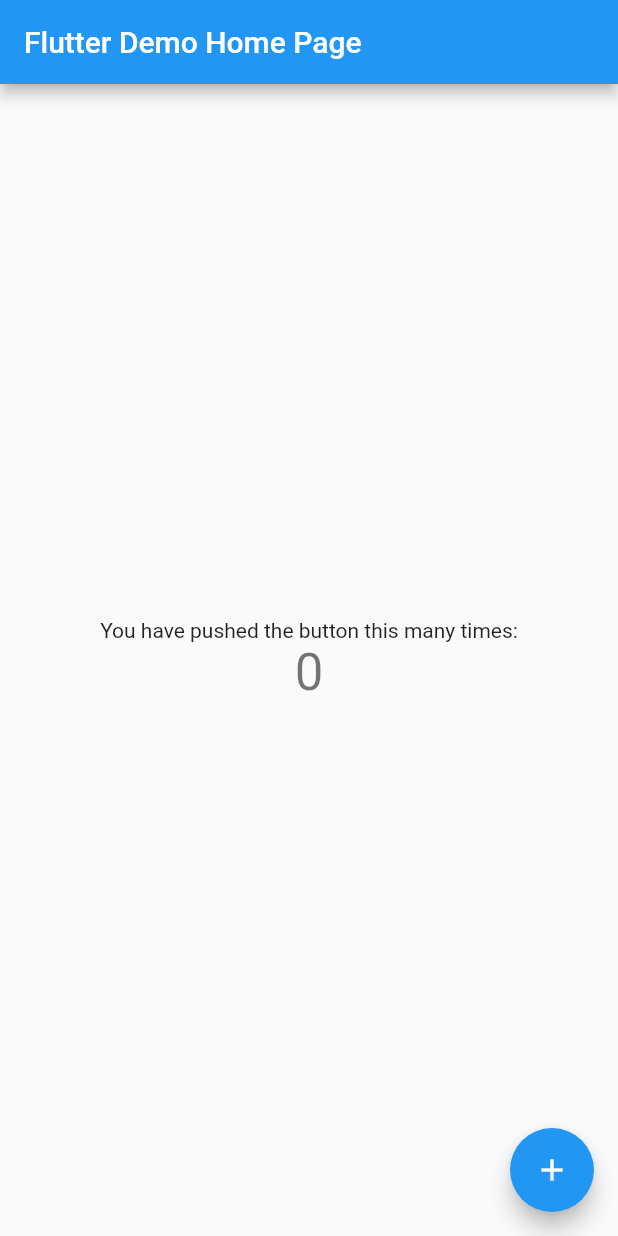
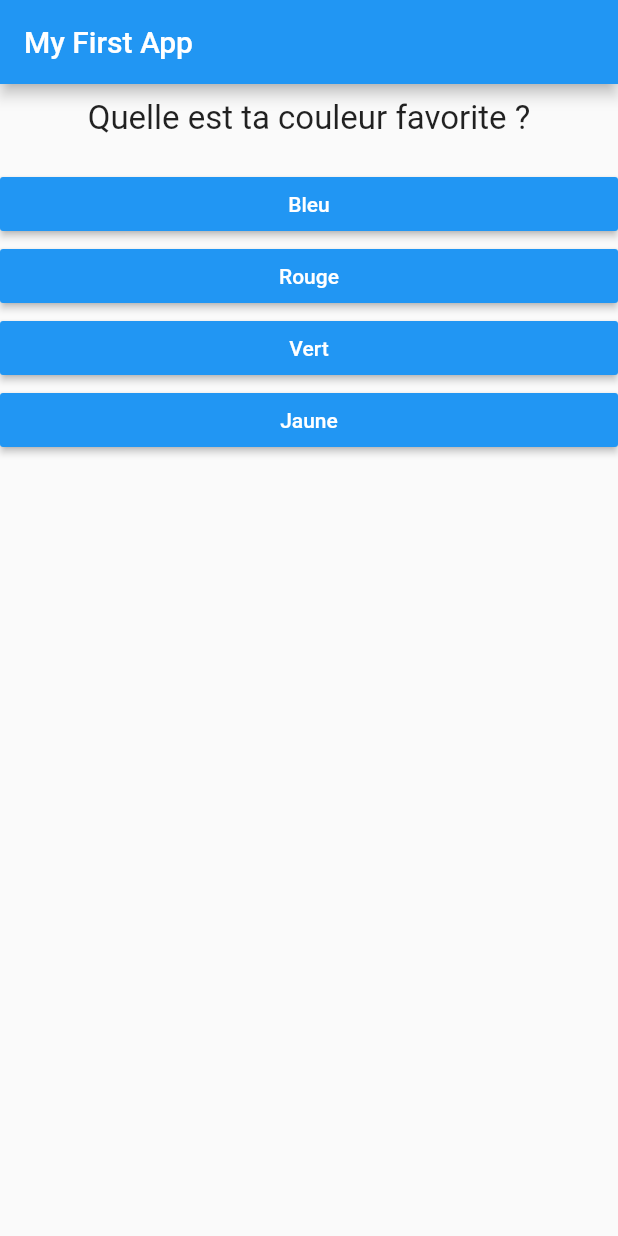
Before and after one commit to MrzAtn/flutter, a Flutter app: the screen it shows after launch, on a phone screen of 412 x 824 dp. Run offline on Flutter 3.47's test engine with Material 2 defaults, Android fonts, the phone set to English and light mode, and no system bars.

Commit message:
first part done

```diff
--- /dev/null
+++ b/flutter_complete_guide/lib/answer.dart
@@ -0,0 +1,21 @@
+import 'package:flutter/material.dart';
+
+class Answer extends StatelessWidget {
+  final Function selectHandler;
+  final String answerText;
+
+  Answer(this.selectHandler, this.answerText);
+
+  @override
+  Widget build(BuildContext context) {
+    return Container(
+      width: double.infinity,
+      child: RaisedButton(
+        color: Colors.blue,
+        textColor: Colors.white,
+        child: Text(answerText),
+        onPressed: selectHandler,
+      ),
+    );
+  }
+}
--- a/flutter_complete_guide/lib/main.dart
+++ b/flutter_complete_guide/lib/main.dart
@@ -1,114 +1,86 @@
-// @dart=2.9
 import 'package:flutter/material.dart';
+
+import './quizz.dart';
+import './result.dart';
 
 void main() {
   runApp(MyApp());
 }
 
-class MyApp extends StatelessWidget {
-  // This widget is the root of your application.
+class MyApp extends StatefulWidget {
   @override
-  Widget build(BuildContext context) {
-    return MaterialApp(
-      title: 'Flutter Demo',
-      theme: ThemeData(
-        // This is the theme of your application.
-        //
-        // Try running your application with "flutter run". You'll see the
-        // application has a blue toolbar. Then, without quitting the app, try
-        // changing the primarySwatch below to Colors.green and then invoke
-        // "hot reload" (press "r" in the console where you ran "flutter run",
-        // or simply save your changes to "hot reload" in a Flutter IDE).
-        // Notice that the counter didn't reset back to zero; the application
-        // is not restarted.
-        primarySwatch: Colors.blue,
-      ),
-      home: MyHomePage(title: 'Flutter Demo Home Page'),
-    );
+  State<StatefulWidget> createState() {
+    return _MyAppState();
   }
 }
 
-class MyHomePage extends StatefulWidget {
-  MyHomePage({Key key, this.title}) : super(key: key);
+class _MyAppState extends State<MyApp> {
+  var _questionIndex = 0;
+  var _totalScore = 0;
 
-  // This widget is the home page of your application. It is stateful, meaning
-  // that it has a State object (defined below) that contains fields that affect
-  // how it looks.
+  final questions = [
+    {
+      "question": "Quelle est ta couleur favorite ?",
+      "answers": [
+        {"text": "Bleu", "score": 1},
+        {"text": "Rouge", "score": 2},
+        {"text": "Vert", "score": 3},
+        {"text": "Jaune", "score": 4}
+      ],
+    },
+    {
+      "question": "Quel est ton animal favoris ?",
+      "answers": [
+        {"text": "Rat", "score": 1},
+        {"text": "Lapin", "score": 2},
+        {"text": "Chat", "score": 3},
+        {"text": "Cheval", "score": 4}
+      ],
+    },
+    {
+      "question": "Quel est ton plat favoris ?",
+      "answers": [
+        {"text": "Pizza", "score": 1},
+        {"text": "Sushis", "score": 2},
+        {"text": "Hamburger", "score": 3},
+        {"text": "Poulet Roti", "score": 4}
+      ],
+    },
+  ];
 
-  // This class is the configuration for the state. It holds the values (in this
-  // case the title) provided by the parent (in this case the App widget) and
-  // used by the build method of the State. Fields in a Widget subclass are
-  // always marked "final".
+  void _resetQuizz() {
+    setState(() {
+      _totalScore = 0;
+      _questionIndex = 0;
+    });
+  }
 
-  final String title;
+  void _answerQuestion(int score) {
+    _totalScore += score;
 
-  @override
-  _MyHomePageState createState() => _MyHomePageState();
-}
-
-class _MyHomePageState extends State<MyHomePage> {
-  int _counter = 0;
-
-  void _incrementCounter() {
-    setState(() {
-      // This call to setState tells the Flutter framework that something has
-      // changed in this State, which causes it to rerun the build method below
-      // so that the display can reflect the updated values. If we changed
-      // _counter without calling setState(), then the build method would not be
-      // called again, and so nothing would appear to happen.
-      _counter++;
-    });
+    if (_questionIndex < questions.length) {
+      setState(() {
+        _questionIndex = _questionIndex + 1;
+      });
+    }
   }
 
   @override
   Widget build(BuildContext context) {
-    // This method is rerun every time setState is called, for instance as done
-    // by the _incrementCounter method above.
-    //
-    // The Flutter framework has been optimized to make rerunning build methods
-    // fast, so that you can just rebuild anything that needs updating rather
-    // than having to individually change instances of widgets.
-    return Scaffold(
-      appBar: AppBar(
-        // Here we take the value from the MyHomePage object that was created by
-        // the App.build method, and use it to set our appbar title.
-        title: Text(widget.title),
-      ),
-      body: Center(
-        // Center is a layout widget. It takes a single child and positions it
-        // in the middle of the parent.
-        child: Column(
-          // Column is also a layout widget. It takes a list of children and
-          // arranges them vertically. By default, it sizes itself to fit its
-          // children horizontally, and tries to be as tall as its parent.
-          //
-          // Invoke "debug painting" (press "p" in the console, choose the
-          // "Toggle Debug Paint" action from the Flutter Inspector in Android
-          // Studio, or the "Toggle Debug Paint" command in Visual Studio Code)
-          // to see the wireframe for each widget.
-          //
-          // Column has various properties to control how it sizes itself and
-          // how it positions its children. Here we use mainAxisAlignment to
-          // center the children vertically; the main axis here is the vertical
-          // axis because Columns are vertical (the cross axis would be
-          // horizontal).
-          mainAxisAlignment: MainAxisAlignment.center,
-          children: <Widget>[
-            Text(
-              'You have pushed the button this many times:',
-            ),
-            Text(
-              '$_counter',
-              style: Theme.of(context).textTheme.headline4,
-            ),
-          ],
-        ),
-      ),
-      floatingActionButton: FloatingActionButton(
-        onPressed: _incrementCounter,
-        tooltip: 'Increment',
-        child: Icon(Icons.add),
-      ), // This trailing comma makes auto-formatting nicer for build methods.
+    return MaterialApp(
+      home: Scaffold(
+          appBar: AppBar(
+            title: Text("My First App"),
+          ),
+          body: _questionIndex < questions.length
+              ? Quizz(
+                  questionIndex: _questionIndex,
+                  answerQuestion: _answerQuestion,
+                  questions: questions)
+              : Result(
+                  resultScore: _totalScore,
+                  resetQuizz: _resetQuizz,
+                )),
     );
   }
 }
--- /dev/null
+++ b/flutter_complete_guide/lib/question.dart
@@ -0,0 +1,22 @@
+import 'package:flutter/material.dart';
+
+class Question extends StatelessWidget {
+  final String questionText;
+
+  Question(this.questionText);
+
+  @override
+  Widget build(BuildContext context) {
+    return Container(
+      width: double.infinity,
+      margin: EdgeInsets.only(top: 10, bottom: 20),
+      child: Text(
+        questionText,
+        style: TextStyle(
+          fontSize: 22,
+        ),
+        textAlign: TextAlign.center,
+      ),
+    );
+  }
+}
--- /dev/null
+++ b/flutter_complete_guide/lib/quizz.dart
@@ -0,0 +1,31 @@
+import 'package:flutter/material.dart';
+
+import './question.dart';
+import './answer.dart';
+
+class Quizz extends StatelessWidget {
+  final int questionIndex;
+  final Function answerQuestion;
+  final List<Map<String, Object>> questions;
+
+  Quizz({
+    @required this.questionIndex,
+    @required this.answerQuestion,
+    @required this.questions,
+  });
+
+  @override
+  Widget build(BuildContext context) {
+    return Column(
+      children: [
+        Question(
+          questions[questionIndex]["question"] as String,
+        ),
+        ...(questions[questionIndex]["answers"] as List<Map<String, Object>>)
+            .map((answer) {
+          return Answer(() => answerQuestion(answer["score"]), answer["text"]);
+        }).toList()
+      ],
+    );
+  }
+}
```
Also changed, not shown: flutter_complete_guide/lib/result.dart (added, +44 -0 lines), 1 other file.
